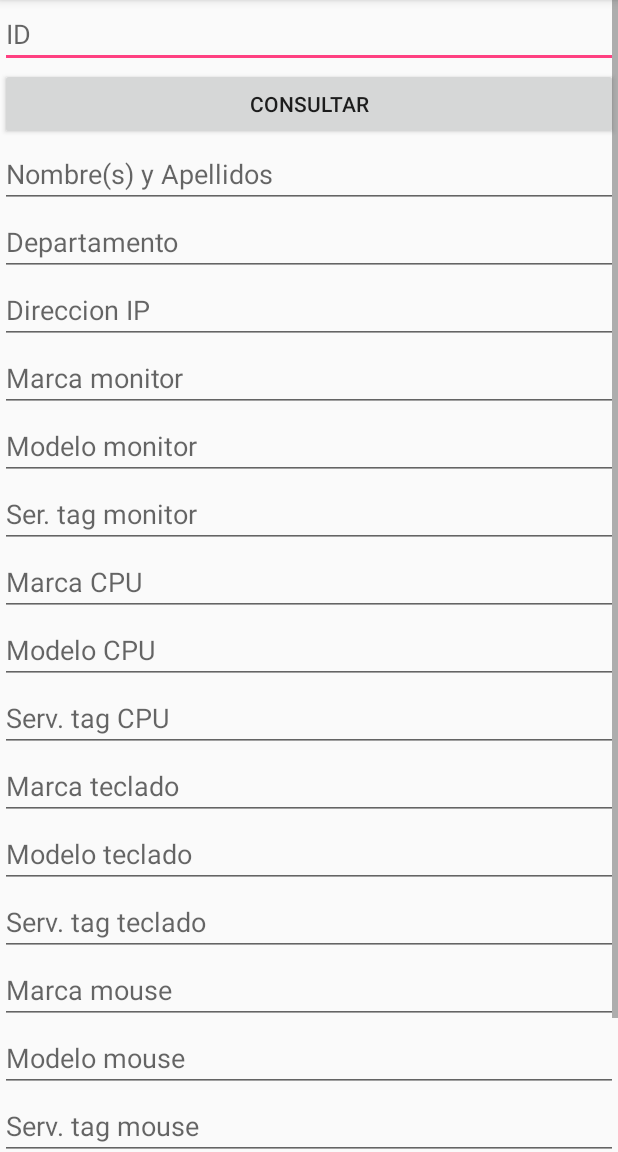
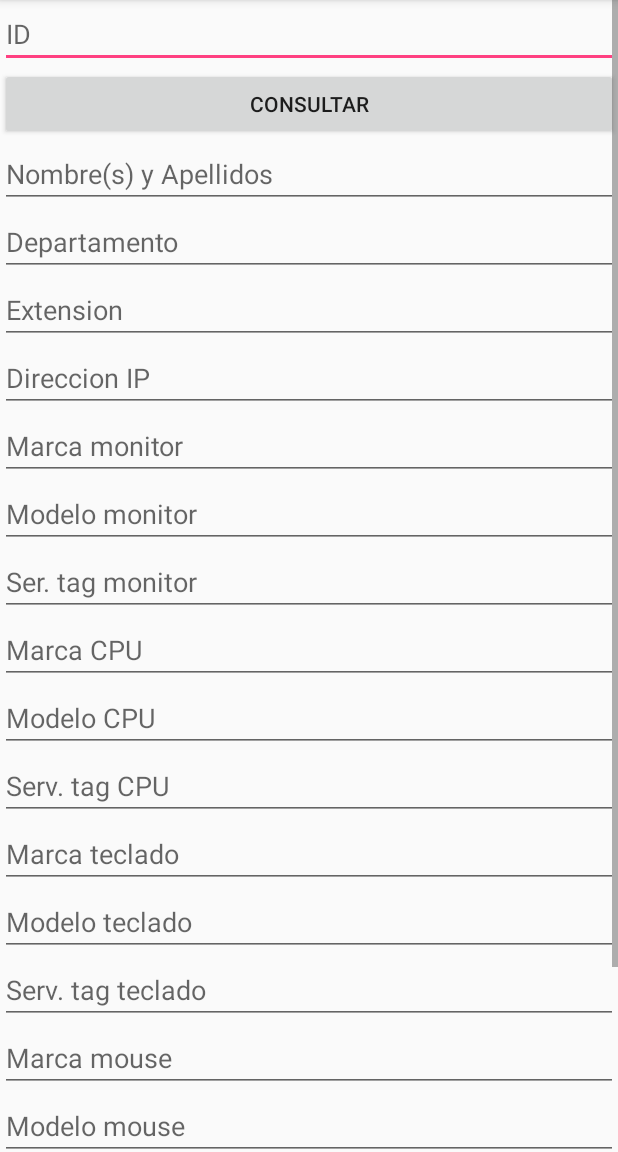
Before and after one commit to dakedroid/inventory-QR-biopappel-android-app, an Android app: the ConsultarUsuariosActivity screen opened directly, with no data from a screen before it, on a phone screen of 412 x 824 dp, the part 84-1236 px from its top. Run offline under Robolectric (Android 15) with nearby library versions, the phone set to English and light mode, and no system bars.

Commit message:
BioPapel v1.1 se agrego el campo extension

```diff
--- a/app/src/main/java/com/example/carlosrkm/bio_pappelscribe/ConsultarUsuariosActivity.java
+++ b/app/src/main/java/com/example/carlosrkm/bio_pappelscribe/ConsultarUsuariosActivity.java
@@ -30,7 +30,7 @@ import java.io.IOException;
 
 public class ConsultarUsuariosActivity extends AppCompatActivity {
 
-    EditText campId, campNombre, campDepartamento, campDireccionIp, campMarcamonitor, campModelomonitor, campSeriemonitor, campMarcaCPU, campModeloCPU, campSerieCPU, campMarcateclado, campModeloteclado, campSerieteclado, campMarcamouse, campModelomouse, campSeriemouse;
+    EditText campId, campNombre, campDepartamento, campExtension, campDireccionIp, campMarcamonitor, campModelomonitor, campSeriemonitor, campMarcaCPU, campModeloCPU, campSerieCPU, campMarcateclado, campModeloteclado, campSerieteclado, campMarcamouse, campModelomouse, campSeriemouse;
 
     ConexionSQLiteHelper conn;
     Button btnConsulBuscar;
@@ -40,6 +40,7 @@ public class ConsultarUsuariosActivity extends AppCompatActivity {
     String id;
     String nombre;
     String departamento;
+    String extension;
     String direccionip;
     String marcamonitor;
     String modelomonitor;
@@ -53,6 +54,8 @@ public class ConsultarUsuariosActivity extends AppCompatActivity {
     String marcamouse;
     String modelomouse;
     String seriemouse;
+
+    // IP PARA CONSULTAR
 
     String url = "http://192.168.1.68/biopapel-server/consult.php?id=";
 
@@ -69,6 +72,7 @@ public class ConsultarUsuariosActivity extends AppCompatActivity {
         campId = findViewById(R.id.consulId);
         campNombre=  findViewById(R.id.consulNombre);
         campDepartamento = findViewById(R.id.consulDepartamento);
+        campExtension = findViewById(R.id.consulExtension);
         campDireccionIp = findViewById(R.id.consulDireccionIp);
         campMarcamonitor = findViewById(R.id.consulMarcamonitor);
         campModelomonitor = findViewById(R.id.consulModelomonitor);
@@ -96,9 +100,12 @@ public class ConsultarUsuariosActivity extends AppCompatActivity {
             public void onClick(View view) {
                 /*actualizarUsuario();*/
 
+                // IP PARA ACTUALIZAR
+
                 String url = "http://192.168.1.68/biopapel-server/edit.php?id=" + id
                         + "&nombre=" + campNombre.getText().toString()
                         + "&departamento=" + campDepartamento.getText().toString()
+                        + "&extension=" + campExtension.getText().toString()
                         + "&direccionip=" + campDireccionIp.getText().toString()
                         + "&marcamonitor=" + campMarcamonitor.getText().toString()
                         + "&modelomonitor=" + campModelomonitor.getText().toString()
@@ -121,6 +128,8 @@ public class ConsultarUsuariosActivity extends AppCompatActivity {
              @Override
              public void onClick(View view) {
                 // eliminarUsuario();
+
+                 // IP PARA ELIMINAR
                  String url = "http://192.168.1.68/biopapel-server/edit.php?id=" + id ;
                  deleteData(url);
              }
@@ -313,6 +322,7 @@ public class ConsultarUsuariosActivity extends AppCompatActivity {
         id = "";
         campNombre.setText("");
         campDepartamento.setText("");
+        campExtension.setText("");
         campDireccionIp.setText("");
         campMarcamonitor.setText("");
         campModelomonitor.setText("");
@@ -359,6 +369,7 @@ public class ConsultarUsuariosActivity extends AppCompatActivity {
                     id = jsonobject.getString("id");
                     nombre = jsonobject.getString("nombre");
                     departamento = jsonobject.getString("departamento");
+                    extension = jsonobject.getString("extension");
                     direccionip = jsonobject.getString("direccionip");
                     marcamonitor = jsonobject.getString("marcamonitor");
                     modelomonitor = jsonobject.getString("modelomonitor");
@@ -394,6 +405,7 @@ public class ConsultarUsuariosActivity extends AppCompatActivity {
                 if(!id.equals("")){
                     campNombre.setText(nombre);
                     campDepartamento.setText(departamento);
+                    campExtension.setText(extension);
                     campDireccionIp.setText(direccionip);
                     campMarcamonitor.setText(marcamonitor);
                     campModelomonitor.setText(modelomonitor);
--- a/app/src/main/java/com/example/carlosrkm/bio_pappelscribe/DemoGeneratorActivity.java
+++ b/app/src/main/java/com/example/carlosrkm/bio_pappelscribe/DemoGeneratorActivity.java
@@ -35,6 +35,7 @@ public class DemoGeneratorActivity extends AppCompatActivity {
     private String id;
     private String nombre;
     private String departamento;
+    private String extension;
     private String direccionip;
     private String marcamonitor;
     private String modelomonitor;
@@ -63,6 +64,7 @@ public class DemoGeneratorActivity extends AppCompatActivity {
         id = intent.getStringExtra("id");
         nombre = intent.getStringExtra("nombre");
         departamento = intent.getStringExtra("departamento");
+        extension = intent.getStringExtra("extension");
         direccionip = intent.getStringExtra("direccionip");
         marcamonitor = intent.getStringExtra("marcamonitor");
         modelomonitor = intent.getStringExtra("modelomonitor");
@@ -103,7 +105,7 @@ public class DemoGeneratorActivity extends AppCompatActivity {
         } else {
             try {
 
-                String content = id + "\n" + nombre + "\n" + departamento + "\n" + direccionip + "\n" + marcamonitor + "\n" + modelomonitor + "\n" + seriemonitor + "\n" + marcacpu + "\n" + modelocpu + "\n" + seriecpu + "\n" + marcateclado + "\n" + modeloteclado + "\n" + serieteclado + "\n" + marcamouse + "\n" + modelomouse + "\n" + seriemouse;
+                String content = "id: " + id + "\n" + nombre + "\n" + departamento + "\n" + extension + "\n" + direccionip + "\n" + marcamonitor + "\n" + modelomonitor + "\n" + seriemonitor + "\n" + marcacpu + "\n" + modelocpu + "\n" + seriecpu + "\n" + marcateclado + "\n" + modeloteclado + "\n" + serieteclado + "\n" + marcamouse + "\n" + modelomouse + "\n" + seriemouse;
                 Bitmap qrCode = new QrGenerator.Builder()
                         .content(content)
                         .qrSize(getInputtedInt(mEdtSize, 400))
--- a/app/src/main/java/com/example/carlosrkm/bio_pappelscribe/utilidades/Utilidades.java
+++ b/app/src/main/java/com/example/carlosrkm/bio_pappelscribe/utilidades/Utilidades.java
@@ -11,6 +11,7 @@ public class Utilidades {
     public static final String CAMPO_ID="id";
     public static final String CAMPO_NOMBRE="nombre";
     public static final String CAMPO_DEPARTAMENTO="departamento";
+    public static final String CAMPO_EXTENSION = "extension";
     public static final String CAMPO_DIRECCIONIP="direccionip";
     public static final String CAMPO_MARCAMONITOR="marcamonitor";
     public static final String CAMPO_MODELOMONITOR="modelomonitor";
@@ -25,7 +26,6 @@ public class Utilidades {
     public static final String CAMPO_MODELOMOUSE="modelomouse";
     public static final String CAMPO_SERIEMOUSE="seriemouse";
 
-    public static final String CREAR_TABLA_USUARIO="CREATE TABLE IF NOT EXISTS "+TABLA_USUARIO+" ("+CAMPO_ID+" TEXT, "+CAMPO_NOMBRE+" TEXT, "+CAMPO_DEPARTAMENTO+" TEXT, "+CAMPO_DIRECCIONIP+" TEXT, "+CAMPO_MARCAMONITOR+" TEXT, "+CAMPO_MODELOMONITOR+" TEXT, "+CAMPO_SERIEMONITOR+" TEXT, "+CAMPO_MARCACPU+" TEXT, "+CAMPO_MODELOCPU+" TEXT, "+CAMPO_SERIECPU+" TEXT, "+CAMPO_MARCATECLADO+" TEXT, "+CAMPO_MODELOTECLADO+" TEXT, "+CAMPO_SERIETECLADO+" TEXT, "+CAMPO_MARCAMOUSE+" TEXT, "+CAMPO_MODELOMOUSE+" TEXT, "+CAMPO_SERIEMOUSE+" TEXT)";
-
+    public static final String CREAR_TABLA_USUARIO="CREATE TABLE IF NOT EXISTS "+ TABLA_USUARIO+" ("+CAMPO_ID+" TEXT, "+CAMPO_NOMBRE+" TEXT, "+ CAMPO_DEPARTAMENTO+" TEXT, " +CAMPO_EXTENSION +" TEXT, "  + CAMPO_DIRECCIONIP+" TEXT, "+CAMPO_MARCAMONITOR+" TEXT, "+CAMPO_MODELOMONITOR+" TEXT, "+CAMPO_SERIEMONITOR+" TEXT, "+CAMPO_MARCACPU+" TEXT, "+CAMPO_MODELOCPU+" TEXT, "+CAMPO_SERIECPU+" TEXT, "+CAMPO_MARCATECLADO+" TEXT, "+CAMPO_MODELOTECLADO+" TEXT, "+CAMPO_SERIETECLADO+" TEXT, "+CAMPO_MARCAMOUSE+" TEXT, "+ CAMPO_MODELOMOUSE+" TEXT, "+CAMPO_SERIEMOUSE+" TEXT)";
 
 }
--- a/app/src/main/res/layout/activity_consultar_usuarios.xml
+++ b/app/src/main/res/layout/activity_consultar_usuarios.xml
@@ -38,6 +38,12 @@
                 android:layout_width="match_parent"
                 android:layout_height="wrap_content"
                 android:hint="Departamento" />
+
+            <EditText
+                android:id="@+id/consulExtension"
+                android:layout_width="match_parent"
+                android:layout_height="wrap_content"
+                android:hint="Extension" />
 
             <EditText
                 android:id="@+id/consulDireccionIp"
--- a/app/src/main/res/layout/activity_registro_usuarios.xml
+++ b/app/src/main/res/layout/activity_registro_usuarios.xml
@@ -40,6 +40,12 @@
                 android:layout_width="match_parent"
                 android:layout_height="wrap_content"
                 android:hint="Departamento" />
+
+            <EditText
+                android:id="@+id/campExtension"
+                android:layout_width="match_parent"
+                android:layout_height="wrap_content"
+                android:hint="Extension" />
 
             <EditText
                 android:id="@+id/campDireccionIp"
```
Also changed, not shown: app/src/main/java/com/example/carlosrkm/bio_pappelscribe/RegistroUsuariosActivity.java (+40 -3 lines), app/src/main/java/com/example/carlosrkm/bio_pappelscribe/entidades/Usuario.java (+10 -1 lines).
